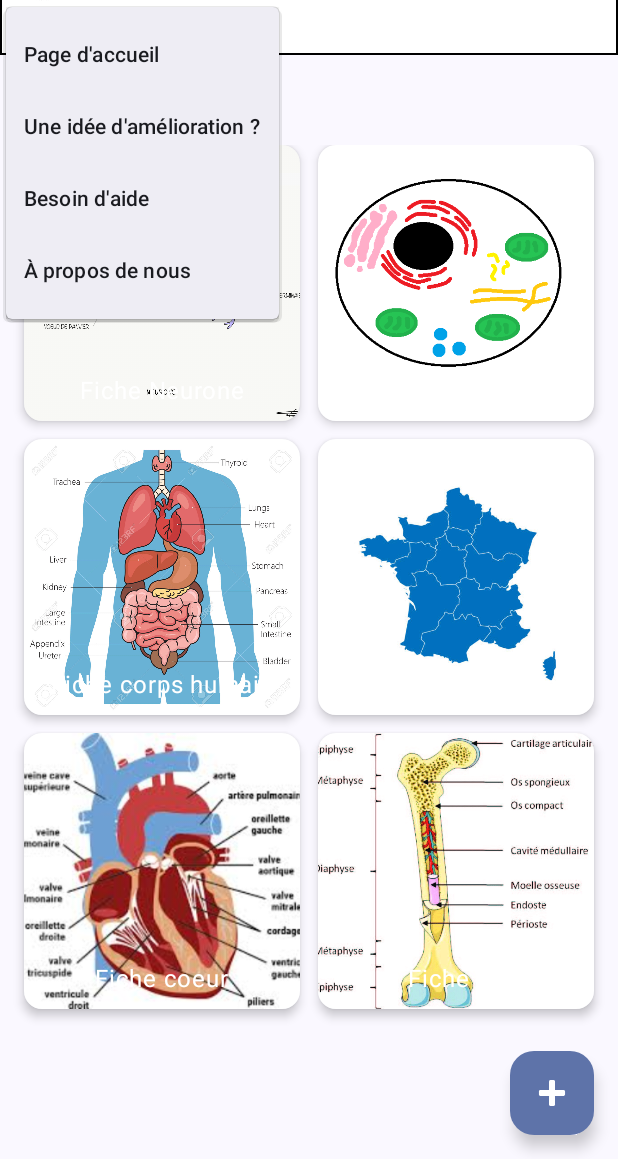
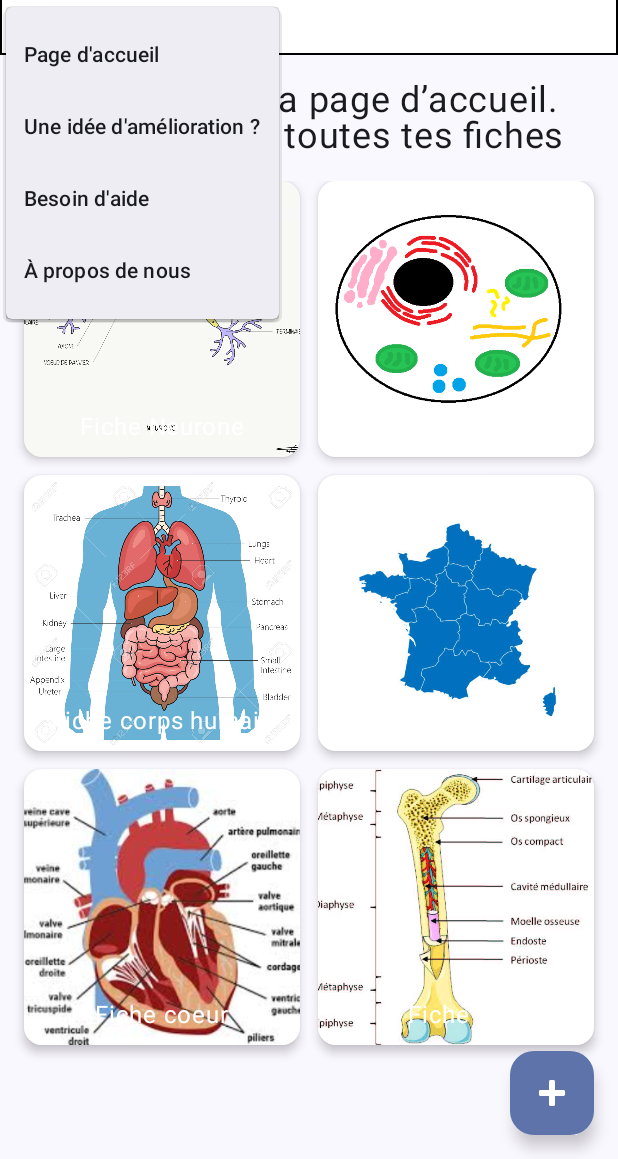
Before and after one commit to Eileda6/Schema_Flash_Adelie_Brunel, an Android app built with Jetpack Compose: the screen it shows after launch (MainActivity), after a tap on "Menu", on a phone screen of 412 x 824 dp, the part 77-1236 px from its top. Run offline under Robolectric (Android 15) with nearby library versions, the phone set to English and light mode, and no system bars.

Commit message:
add ajoutfichescreen

```diff
--- a/app/build.gradle.kts
+++ b/app/build.gradle.kts
@@ -49,6 +49,7 @@ dependencies {
     implementation(libs.androidx.ui.graphics)
     implementation(libs.androidx.ui.tooling.preview)
     implementation(libs.androidx.material3)
+
     testImplementation(libs.junit)
     androidTestImplementation(libs.androidx.junit)
     androidTestImplementation(libs.androidx.espresso.core)
@@ -56,6 +57,11 @@ dependencies {
     androidTestImplementation(libs.androidx.ui.test.junit4)
     debugImplementation(libs.androidx.ui.tooling)
     debugImplementation(libs.androidx.ui.test.manifest)
+    dependencies {
+        implementation(libs.navigation.compose)
+    }
+
+
 
 
 }
--- a/app/src/main/java/fr/ensim/android/schemaflash/MainActivity.kt
+++ b/app/src/main/java/fr/ensim/android/schemaflash/MainActivity.kt
@@ -5,8 +5,9 @@ import androidx.activity.ComponentActivity
 import androidx.activity.compose.setContent
 import androidx.activity.enableEdgeToEdge
 import androidx.compose.material3.*
-import androidx.compose.runtime.Composable
-import androidx.compose.ui.tooling.preview.Preview
+import androidx.navigation.compose.NavHost
+import androidx.navigation.compose.composable
+import androidx.navigation.compose.rememberNavController
 import fr.ensim.android.schemaflash.ui.theme.SchemaFlashTheme
 
 class MainActivity : ComponentActivity() {
@@ -15,7 +16,24 @@ class MainActivity : ComponentActivity() {
         enableEdgeToEdge()
         setContent {
             SchemaFlashTheme {
-                PageAccueilScreen()
+                val navController = rememberNavController()
+
+                NavHost(navController = navController, startDestination = "accueil") {
+                    composable("accueil") {
+                        PageAccueilScreen(
+                            onFabClick = {
+                                navController.navigate("ajouter")
+                            }
+                        )
+                    }
+                    composable("ajouter") {
+                        AjouterFicheScreen(
+                            onRetourAccueil = {
+                                navController.popBackStack() // ← revient à la page précédente (accueil)
+                            }
+                        )
+                    }
+                }
             }
         }
     }
--- /dev/null
+++ b/app/src/main/java/fr/ensim/android/schemaflash/MenuDeroulant.kt
@@ -0,0 +1,39 @@
+package fr.ensim.android.schemaflash
+
+
+
+import androidx.compose.material3.*
+import androidx.compose.runtime.Composable
+
+
+@Composable
+fun MenuDeroulant(
+    expanded: Boolean,
+    onDismiss: () -> Unit,
+    onAccueilClick: () -> Unit
+) {
+    DropdownMenu(
+        expanded = expanded,
+        onDismissRequest = onDismiss
+    ) {
+        DropdownMenuItem(
+            text = { Text("Page d'accueil") },
+            onClick = {
+                onDismiss()
+                onAccueilClick()
+            }
+        )
+        DropdownMenuItem(
+            text = { Text("Une idée d'amélioration ?") },
+            onClick = { onDismiss() }
+        )
+        DropdownMenuItem(
+            text = { Text("Besoin d'aide") },
+            onClick = { onDismiss() }
+        )
+        DropdownMenuItem(
+            text = { Text("À propos de nous") },
+            onClick = { onDismiss() }
+        )
+    }
+}
--- a/app/src/main/java/fr/ensim/android/schemaflash/PageAccueilScreen.kt
+++ b/app/src/main/java/fr/ensim/android/schemaflash/PageAccueilScreen.kt
@@ -40,7 +40,7 @@ val flashCards = listOf(
 
 // ------------ Barre du haut réutilisable ------------
 @Composable
-fun PageAccueilScreen() {
+fun PageAccueilScreen(onFabClick: () -> Unit) {
     var expanded by remember { mutableStateOf(false) }
 
     Scaffold(
@@ -71,28 +71,12 @@ fun PageAccueilScreen() {
                                 modifier = Modifier.size(60.dp)
                             )
                         }
+                        MenuDeroulant(
+                            expanded = expanded,
+                            onDismiss = { expanded = false },
+                            onAccueilClick = { /* rien à faire, on est déjà sur accueil */ }
+                        )
 
-                        DropdownMenu(
-                            expanded = expanded,
-                            onDismissRequest = { expanded = false }
-                        ) {
-                            DropdownMenuItem(
-                                text = { Text("Page d'accueil") },
-                                onClick = { expanded = false }
-                            )
-                            DropdownMenuItem(
-                                text = { Text("Une idée d'amélioration ?") },
-                                onClick = { expanded = false }
-                            )
-                            DropdownMenuItem(
-                                text = { Text("Besoin d'aide") },
-                                onClick = { expanded = false }
-                            )
-                            DropdownMenuItem(
-                                text = { Text("À propos de nous") },
-                                onClick = { expanded = false }
-                            )
-                        }
                     }
                 },
                 colors = TopAppBarDefaults.smallTopAppBarColors(containerColor = Color.White),
@@ -103,7 +87,7 @@ fun PageAccueilScreen() {
             )
         },
         floatingActionButton = {
-            FloatingActionButton(onClick = { /* TODO: action */ }) {
+            FloatingActionButton(onClick = onFabClick) {
                 Icon(
                     painter = painterResource(id = android.R.drawable.ic_input_add),
                     contentDescription = "Ajouter"
@@ -118,7 +102,7 @@ fun PageAccueilScreen() {
                 .padding(16.dp)
         ) {
             Text(
-                text = "Mes fiches",
+                text = "Bienvenue sur la page d’accueil. Ici tu trouveras toutes tes fiches",
                 fontSize = 24.sp,
                 modifier = Modifier.padding(bottom = 16.dp)
             )
--- a/gradle/libs.versions.toml
+++ b/gradle/libs.versions.toml
@@ -8,6 +8,8 @@ espressoCore = "3.6.1"
 lifecycleRuntimeKtx = "2.9.0"
 activityCompose = "1.10.1"
 composeBom = "2024.04.01"
+navigation = "2.7.5"
+navigationComposeJvmstubs = "2.9.0"
 
 [libraries]
 androidx-core-ktx = { group = "androidx.core", name = "core-ktx", version.ref = "coreKtx" }
@@ -25,6 +27,10 @@ androidx-ui-test-manifest = { group = "androidx.compose.ui", name = "ui-test-man
 androidx-ui-test-junit4 = { group = "androidx.compose.ui", name = "ui-test-junit4" }
 androidx-material3 = { group = "androidx.compose.material3", name = "material3" }
 
+navigation-compose = { module = "androidx.navigation:navigation-compose", version = "2.9.0" }
+
+
+
 [plugins]
 android-application = { id = "com.android.application", version.ref = "agp" }
 kotlin-android = { id = "org.jetbrains.kotlin.android", version.ref = "kotlin" }
```
Also changed, not shown: app/src/main/java/fr/ensim/android/schemaflash/AjouterFicheScreen.kt (added, +66 -0 lines).
